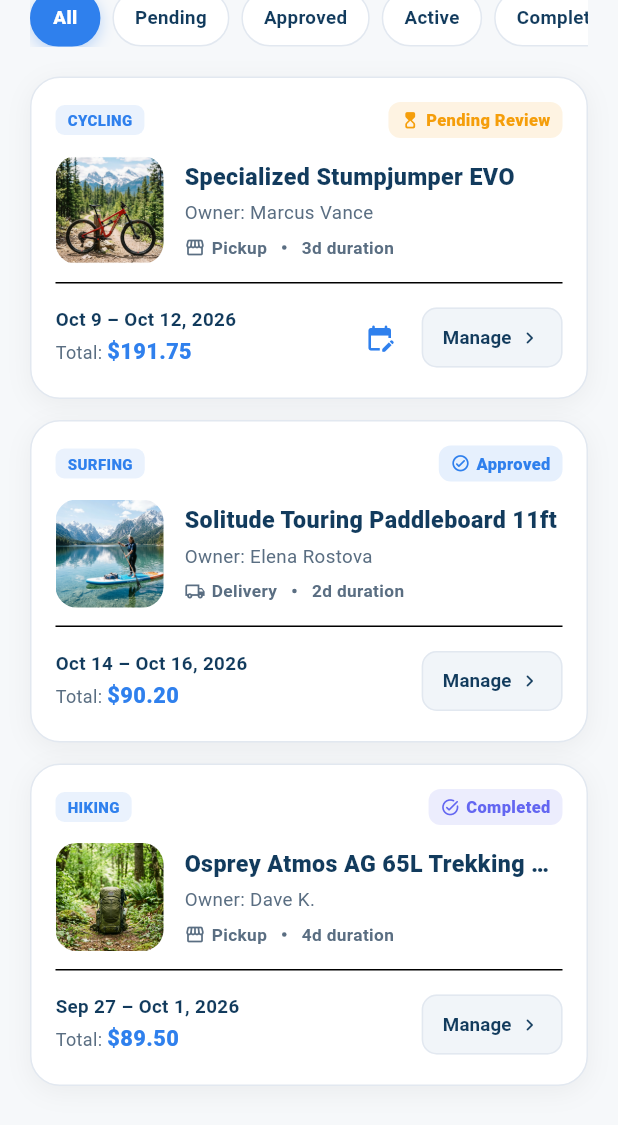
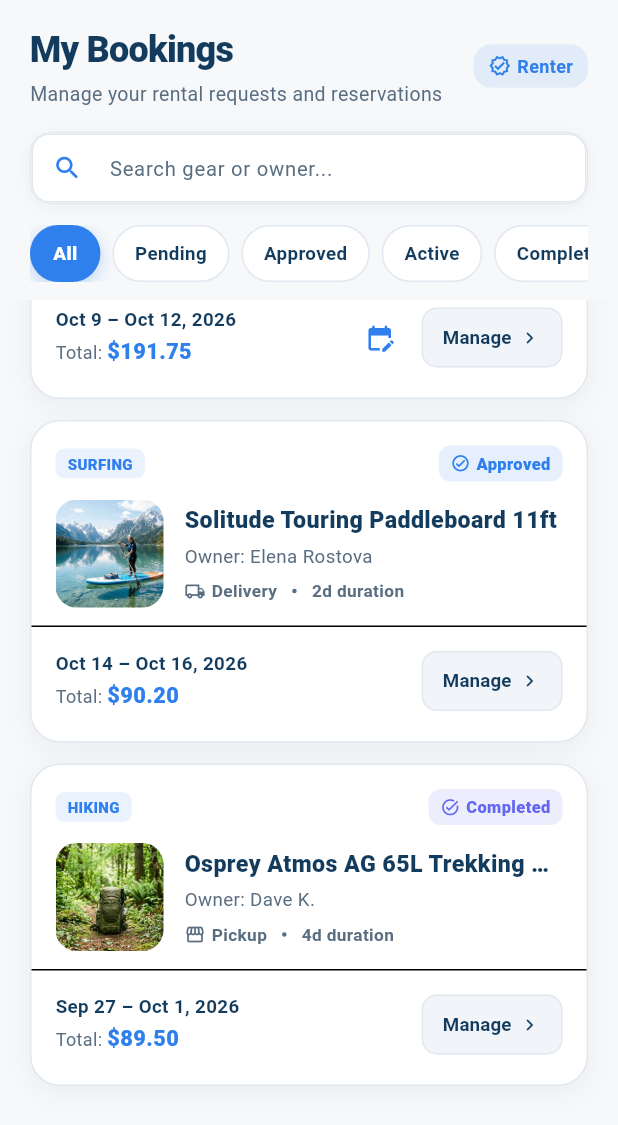
Before and after one commit to chanukav/geargo_mobile_app, a Flutter app: the RentalRequestsListScreen screen opened directly, scrolled down 157 dp, on a phone screen of 412 x 824 dp. Shown: the top 1125 px of the screen. Run offline on Flutter 3.47's test engine with Material 3 defaults, Android fonts, the phone set to English and light mode, and no system bars; our stand-ins replace cloud_firestore, firebase_auth, firebase_core, google_sign_in, image_picker, shared_preferences; accounts and stored records are empty.

Commit message:
feat: implement renter rental request creation, editing, details, and listing screens

```diff
--- a/lib/screens/renter/create_rental_request_sheet.dart
+++ b/lib/screens/renter/create_rental_request_sheet.dart
@@ -137,6 +137,7 @@
   }
 
   Future<void> _handleSubmit() async {
+    if (_isSubmitting) return;
     if (!_formKey.currentState!.validate()) return;
 
     setState(() => _isSubmitting = true);
@@ -835,7 +836,7 @@
                   shadowColor: AppColors.secondary.withValues(alpha: 0.35),
                   shape: RoundedRectangleBorder(borderRadius: BorderRadius.circular(16)),
                 ),
-                onPressed: _isSubmitting ? null : _handleSubmit,
+                onPressed: _handleSubmit,
                 child: _isSubmitting
                     ? const SizedBox(
                         width: 24,
--- a/lib/screens/renter/edit_rental_request_dialog.dart
+++ b/lib/screens/renter/edit_rental_request_dialog.dart
@@ -82,6 +82,7 @@
   }
 
   Future<void> _handleSave() async {
+    if (_isSaving) return;
     setState(() => _isSaving = true);
 
     try {
@@ -375,7 +376,7 @@
                 const SizedBox(width: 12),
                 Expanded(
                   child: FilledButton(
-                    onPressed: _isSaving ? null : _handleSave,
+                    onPressed: _handleSave,
                     style: FilledButton.styleFrom(
                       backgroundColor: AppColors.primary,
                       shape: RoundedRectangleBorder(borderRadius: BorderRadius.circular(14)),
--- a/lib/screens/renter/rental_requests_list_screen.dart
+++ b/lib/screens/renter/rental_requests_list_screen.dart
@@ -64,10 +64,9 @@
       backgroundColor: bg,
       body: SafeArea(
         bottom: false,
-        child: NestedScrollView(
-          headerSliverBuilder: (context, innerBoxIsScrolled) => [
-            SliverToBoxAdapter(
-              child: Padding(
+        child: Column(
+          children: [
+            Padding(
               padding: const EdgeInsets.fromLTRB(20, 16, 20, 0),
               child: Column(
                 crossAxisAlignment: CrossAxisAlignment.start,
@@ -180,9 +179,8 @@
                 ],
               ),
             ),
-            ),
-          ],
-          body: StreamBuilder<List<RentalRequest>>(
+            Expanded(
+              child: StreamBuilder<List<RentalRequest>>(
                 stream: _service.getRenterRequestsStream(_currentUserId),
                 builder: (context, snapshot) {
                   if (snapshot.connectionState == ConnectionState.waiting &&
@@ -222,6 +220,8 @@
                   );
                 },
               ),
+            ),
+          ],
         ),
       ),
     );
@@ -375,10 +375,14 @@
           ),
         ],
       ),
-      child: Material(
+      child: Column(
+        crossAxisAlignment: CrossAxisAlignment.start,
+        children: [
+          // Clickable Top Area (Gear Info)
+          Material(
             color: Colors.transparent,
             child: InkWell(
-          borderRadius: BorderRadius.circular(20),
+              borderRadius: const BorderRadius.vertical(top: Radius.circular(20)),
               onTap: () {
                 Navigator.of(context).push(
                   MaterialPageRoute(
@@ -387,7 +391,7 @@
                 );
               },
               child: Padding(
-            padding: const EdgeInsets.all(16),
+                padding: const EdgeInsets.fromLTRB(16, 16, 16, 12),
                 child: Column(
                   crossAxisAlignment: CrossAxisAlignment.start,
                   children: [
@@ -495,12 +499,17 @@
                         ),
                       ],
                     ),
-                const SizedBox(height: 12),
+                  ],
+                ),
+              ),
+            ),
+          ),
           const Divider(height: 1),
-                const SizedBox(height: 12),
 
-                // Bottom Row: Date range & Total Price + Details Button
-                Row(
+          // Action Footer: Dates & Total Price + Actions
+          Padding(
+            padding: const EdgeInsets.fromLTRB(16, 12, 16, 16),
+            child: Row(
               children: [
                 Expanded(
                   child: Column(
@@ -580,10 +589,8 @@
                 ),
               ],
             ),
+          ),
         ],
-            ),
-          ),
-        ),
       ),
     );
   }
```
Also changed, not shown: lib/screens/renter/rental_request_details_screen.dart (+26 -11 lines), lib/screens/renter/renter_equipment_details_screen.dart (+19 -11 lines). Lines whose indentation alone changed are shown as unchanged.
